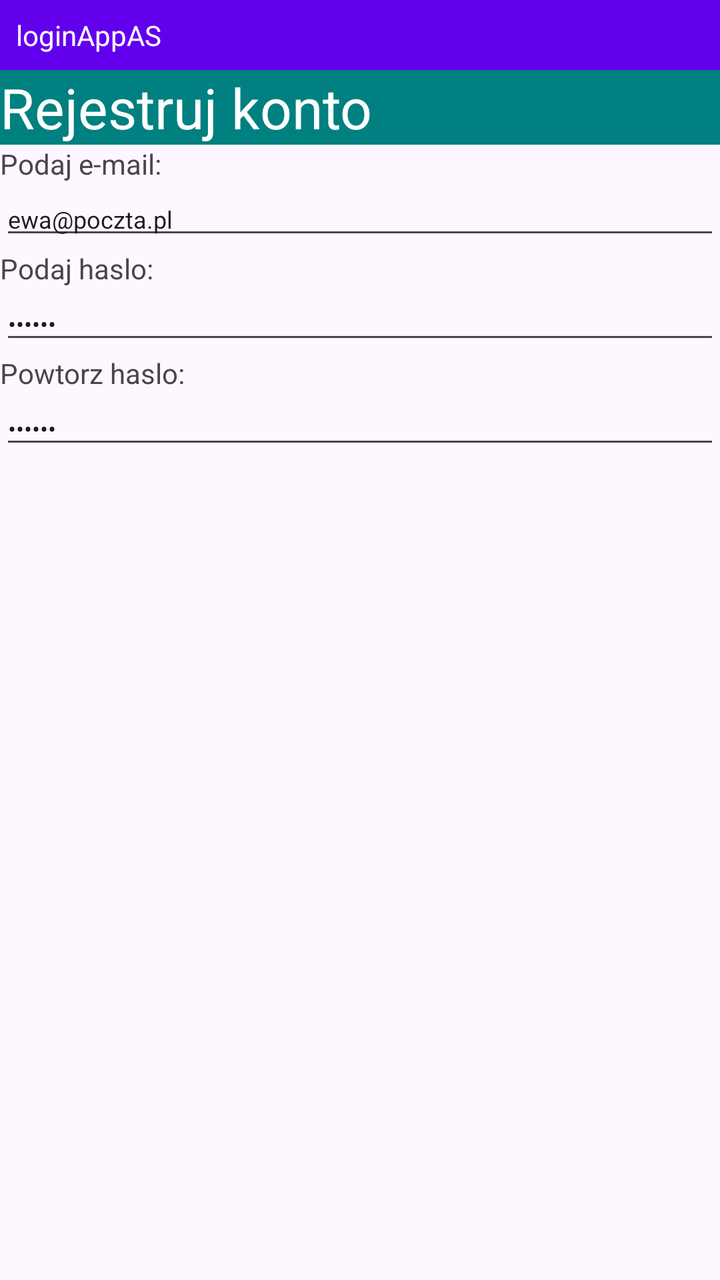
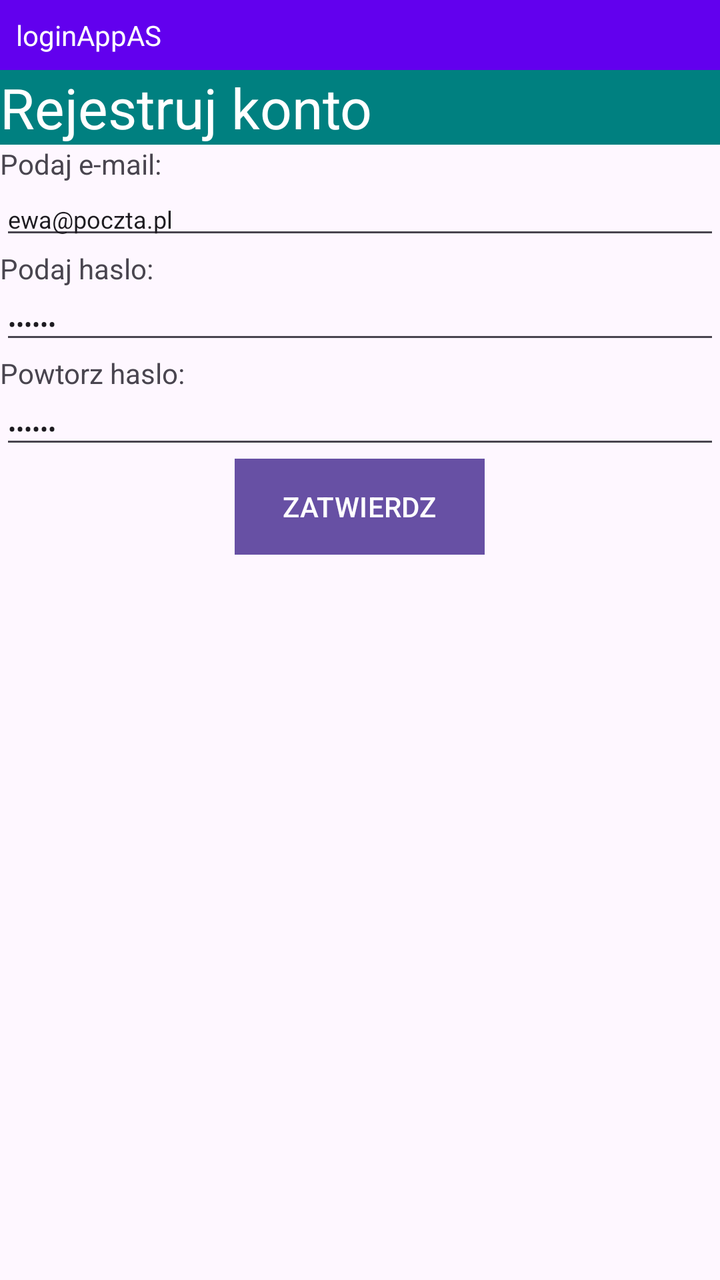

Compare the two renders of this Android layout. The source of the first and the diff that turns it into the second are given below.
<!-- AndroidManifest.xml: application theme Theme.LoginAppAS -->
<!-- res/layout/activity_main.xml -->
<?xml version="1.0" encoding="utf-8"?>
<LinearLayout xmlns:android="http://schemas.android.com/apk/res/android"
    xmlns:tools="http://schemas.android.com/tools"
    android:id="@+id/main"
    android:layout_width="match_parent"
    android:layout_height="match_parent"
    android:orientation="vertical"
    tools:context=".MainActivity">


    <TextView
        android:id="@+id/textView"
        android:layout_width="match_parent"
        android:layout_height="wrap_content"
        android:padding="8dp"
        android:background="#6200EE"
        android:textColor="@color/white"
        android:text="loginAppAS" />

    <TextView
        android:id="@+id/textView3"
        android:layout_width="match_parent"
        android:layout_height="wrap_content"
        android:textSize="28dp"
        android:background="#008080"
        android:textColor="@color/white"
        android:text="Rejestruj konto" />

    <TextView
        android:id="@+id/textView4"
        android:layout_width="match_parent"
        android:layout_height="wrap_content"
        android:text="Podaj e-mail:" />

    <EditText
        android:id="@+id/editTextText"
        android:layout_width="match_parent"
        android:layout_height="wrap_content"
        android:textSize="12dp"
        android:inputType="text"
        android:text="ewa@poczta.pl" />

    <TextView
        android:id="@+id/textView5"
        android:layout_width="match_parent"
        android:layout_height="wrap_content"
        android:text="Podaj haslo:" />

    <EditText
        android:id="@+id/editTextText2"
        android:layout_width="match_parent"
        android:layout_height="wrap_content"
        android:textSize="12dp"
        android:ems="10"
        android:inputType="textPassword"
        android:text="123456" />

    <TextView
        android:id="@+id/textView6"
        android:layout_width="match_parent"
        android:layout_height="wrap_content"
        android:text="Powtorz haslo:" />

    <EditText
        android:id="@+id/editTextText3"
        android:layout_width="match_parent"
        android:layout_height="wrap_content"
        android:textSize="12dp"
        android:ems="10"
        android:inputType="textPassword"
        android:text="123456" />
</LinearLayout>
<!-- resources referenced by this layout -->
<resources>
  <color name="white">#FFFFFFFF</color>
  <style name="Theme.LoginAppAS" parent="Base.Theme.LoginAppAS" />
  <style name="Base.Theme.LoginAppAS" parent="Theme.Material3.DayNight.NoActionBar">
          
          
      </style>
</resources>

<!-- the commit's change to res/layout/activity_main.xml (unified diff, before → after) -->
@@ -4,7 +4,9 @@
     android:id="@+id/main"
     android:layout_width="match_parent"
     android:layout_height="match_parent"
+
     android:orientation="vertical"
+
     tools:context=".MainActivity">
 
 
@@ -69,4 +71,14 @@
         android:ems="10"
         android:inputType="textPassword"
         android:text="123456" />
+
+    <Button
+        android:id="@+id/button2"
+        android:layout_width="wrap_content"
+        android:layout_height="wrap_content"
+        android:layout_gravity="center"
+        android:background="#d7d7d7"
+        android:text="ZATWIERDZ" />
+
+
 </LinearLayout>
